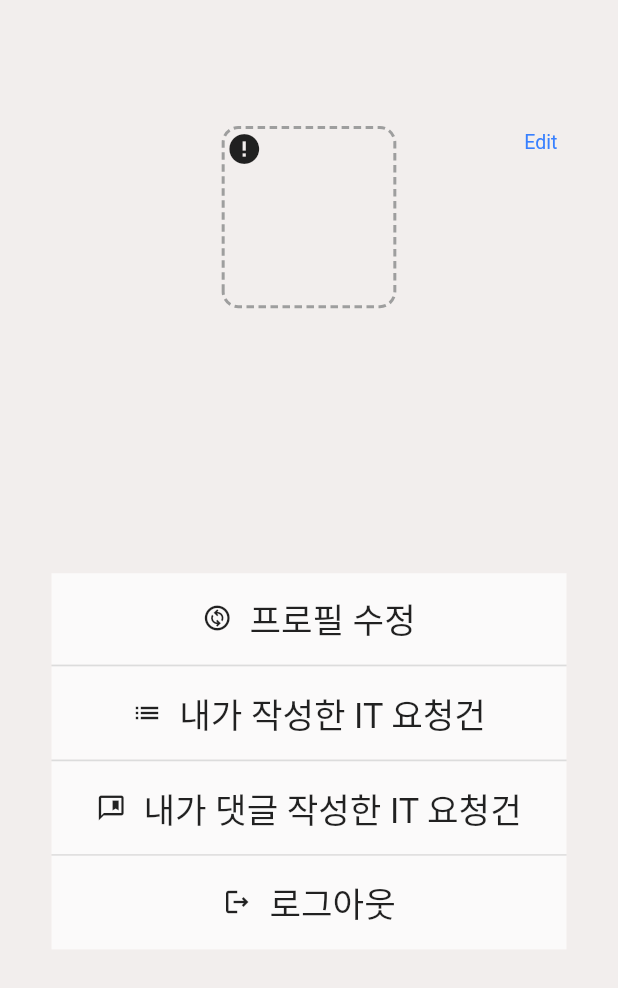
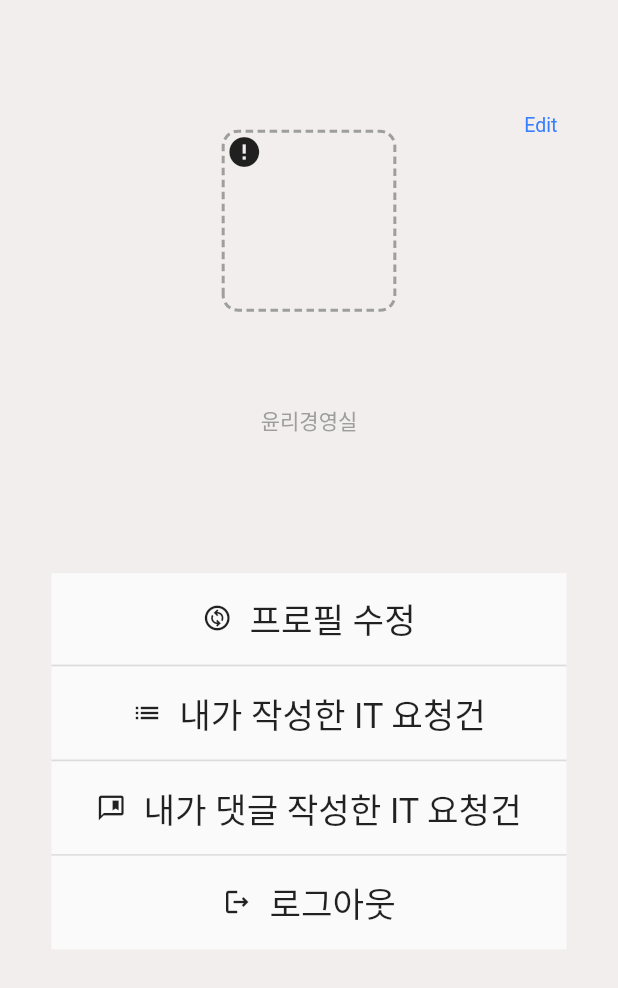
Before and after one commit to lalafafa1318/help_desk, a Flutter app: the SettingsPage screen opened directly, on a phone screen of 412 x 824 dp. Shown: the top 988 px of the screen. Run offline on Flutter 3.47's test engine with Material 2 defaults, Android fonts, the phone set to English and light mode, and no system bars; drawn by our look-alikes of cached_network_image, dotted_border, expandable_text, getwidget, oktoast; our stand-ins replace awesome_dialog, bottom_navy_bar, cloud_firestore, connectivity_plus, firebase_auth, firebase_core and 11 more; missing offline and left inert: flutter_facebook_auth, flutter_phone_direct_caller, number_paginator, tap_to_expand, twitter_login; accounts and stored records are empty; network calls fail.

Commit message:
52번쨰 commit

```diff
--- a/lib/authentication/controller/auth_controller.dart
+++ b/lib/authentication/controller/auth_controller.dart
@@ -7,6 +7,7 @@ import 'package:get/get.dart';
 import 'package:google_sign_in/google_sign_in.dart';
 import 'package:help_desk/bindingController/binding_controller.dart';
 import 'package:help_desk/communicateFirebase/comunicate_Firebase.dart';
+import 'package:help_desk/const/departmentClassification.dart';
 import 'package:help_desk/const/userClassification.dart';
 import 'package:help_desk/model/user_model.dart';
 import 'package:help_desk/screen/bottomNavigationBar/controller/bottomNavigationBar_controller.dart';
@@ -24,6 +25,7 @@ class AuthController extends GetxController {
   // User 정보를 관리하는 Field
   Rx<UserModel> user = UserModel(
     userType: UserClassification.GENERALUSER,
+    department: DepartmentClassification.ETHICALMANAGEMENT,
     userName: '',
     image: '',
     userUid: '',
--- a/lib/model/user_model.dart
+++ b/lib/model/user_model.dart
@@ -1,9 +1,13 @@
 // User 계정의 토대가 되는 Model class 입니다.
+import 'package:help_desk/const/departmentClassification.dart';
 import 'package:help_desk/const/userClassification.dart';
 
 class UserModel {
   // 일반 사용자인가? IT 담당자인가?
   UserClassification userType;
+
+  // 부서명
+  DepartmentClassification department;
 
   // 이름
   String userName;
@@ -23,6 +27,7 @@ class UserModel {
   // Default Constructor
   UserModel({
     required this.userType,
+    required this.department,
     required this.userName,
     required this.image,
     required this.userUid,
@@ -33,6 +38,7 @@ class UserModel {
   // Instance를 복제하는 method
   UserModel copyWith({
     UserClassification? userType,
+    DepartmentClassification? department,
     String? userName,
     String? description,
     String? image,
@@ -42,10 +48,12 @@ class UserModel {
   }) {
     return UserModel(
       userType: userType ?? this.userType,
+      department: department ?? this.department,
       userName: userName ?? this.userName,
       image: image ?? this.image,
       userUid: userUid ?? this.userUid,
-      commentNotificationPostUid: commentNotificationPostUid ?? this.commentNotificationPostUid,
+      commentNotificationPostUid:
+          commentNotificationPostUid ?? this.commentNotificationPostUid,
       phoneNumber: phoneNumber ?? this.phoneNumber,
     );
   }
@@ -55,22 +63,31 @@ class UserModel {
       : userType = UserClassification.values.firstWhere(
           (element) => element.toString() == mapData['userType'].toString(),
         ),
+        department = DepartmentClassification.values.firstWhere(
+          (element) => element.toString() == mapData['department'].toString(),
+        ),
         userName = mapData['userName'].toString(),
         /* 사용자가 회원가입 할 떄 이미지를 올리지 않았다면 DataBase에는 null 값으로 등록되어있다. 따라서 가져올 때 null 값으로 가져와야 한다.
            만약 이미지를 올렸다면 DataBase에 String 값으로 등록되어있다. 따라서 가져올 떄 String 값으로 가져온다  */
-        image = mapData['image'].toString() == 'null' ? null : mapData['image'].toString(),
+        image = mapData['image'].toString() == 'null'
+            ? null
+            : mapData['image'].toString(),
         userUid = mapData['userUid'].toString(),
-        commentNotificationPostUid = List<String>.from(mapData['commentNotificationPostUid'] as List),
+        commentNotificationPostUid =
+            List<String>.from(mapData['commentNotificationPostUid'] as List),
         phoneNumber = mapData['phoneNumber'].toString();
 
   //일반 클래스 형식을 Map으로 바꾸는 method
   static Map<String, dynamic> toMap(UserModel user) {
     return {
       'userType': user.userType.toString(),
+      'department': user.department.toString(),
       'userName': user.userName,
       'image': user.image,
       'userUid': user.userUid,
-      'commentNotificationPostUid': user.commentNotificationPostUid.isNotEmpty ? user.commentNotificationPostUid : [],
+      'commentNotificationPostUid': user.commentNotificationPostUid.isNotEmpty
+          ? user.commentNotificationPostUid
+          : [],
       'phoneNumber': user.phoneNumber,
     };
   }
--- a/lib/screen/bottomNavigationBar/controller/settings_controller.dart
+++ b/lib/screen/bottomNavigationBar/controller/settings_controller.dart
@@ -5,6 +5,7 @@ import 'package:flutter_easyloading/flutter_easyloading.dart';
 import 'package:get/get.dart';
 import 'package:help_desk/authentication/controller/auth_controller.dart';
 import 'package:help_desk/communicateFirebase/comunicate_Firebase.dart';
+import 'package:help_desk/const/departmentClassification.dart';
 import 'package:help_desk/const/userClassification.dart';
 import 'package:help_desk/model/post_model.dart';
 import 'package:help_desk/model/user_model.dart';
@@ -13,27 +14,34 @@ import 'package:help_desk/utils/toast_util.dart';
 import 'package:image_picker/image_picker.dart';
 
 class SettingsController extends GetxController {
-  /* 사용자가 회원가입 절차를 거쳤는지 아닌지 판단, 사용자 계정 정보를 담는 데이터  */
+  /* 사용자가 회원가입 절차를 거쳤는지 아닌지 판단, 사용자 계정 정보를 담는 데이터
+     (21 ~ 23줄) */
 
   // 사용자가 회원가입 절차를 거쳤는지 아닌지를 판별하는 상태 변수
   bool didSignUp = true;
   // 사용자 계정을 나타내는 인스턴스  AuthController의 사용자 정보를 복제했다.
   UserModel? settingUser;
 
-  /* EditProfilePage에서 활용되는 데이터 */
+  /* EditProfilePage에서 활용되는 데이터
+     (28 ~ 41줄) */
 
   /* 수정한 이미지에 대한 Field
-     (27 ~ 28줄) */
-  ImagePicker imagePicker = ImagePicker();
+     (28 ~ 29줄) */
+  final ImagePicker imagePicker = ImagePicker();
   File? editImage;
   // 이름, 전화번호 관련된 TextFormField Validation을 위한 Field
   final GlobalKey<FormState> editFormKey = GlobalKey<FormState>();
   // 이름과 관련된 TextFormField Text를 저장하는 Field
   TextEditingController? nameTextController;
+  /* 부서명
+     프로필 수정할 때 부서명은 ETHICALMANAGEMENT(윤리경영실)이 default로 보이게 된다. */
+  DepartmentClassification departmentClassification =
+      DepartmentClassification.ETHICALMANAGEMENT;
   // 전화번호와 관련된 TextFormField Text를 저장하는 Field
   TextEditingController? telTextController;
 
-  /* whatIWrotePage, whatICommentPage에서 관리하는 데이터 */
+  /* whatIWrotePage, whatICommentPage에서 관리하는 데이터
+     (46 ~ 53줄) */
 
   // 사용자가 작성한 IT 요청건 게시물을 담는 배열
   List<PostModel> whatIWroteITRequestPosts = [];
@@ -100,7 +108,7 @@ class SettingsController extends GetxController {
       // EditProfilePage에 있는 image를 Firebase Storage에 upload하는 method
       updateFileEvent = await CommunicateFirebase.editProfilePageImageToStorage(
         imageFile: editImage!,
-        image : settingUser!.image,
+        image: settingUser!.image,
         userUid: settingUser!.userUid.toString(),
       );
 
@@ -116,6 +124,7 @@ class SettingsController extends GetxController {
           : settingUser!.userType == UserClassification.IT1USER
               ? UserClassification.IT1USER
               : UserClassification.IT2USER,
+      department: departmentClassification,
       userName: nameTextController!.text,
       /* 프로필 수정 페이지에서 사용자가 이미지를 변경했다면 변경한 이미지로 들어간다.
          만약 변경하지 않았다면 원래대로 들어간다. */
@@ -158,6 +167,9 @@ class SettingsController extends GetxController {
     editImage = null;
     nameTextController!.text = '';
     telTextController!.text = '';
+
+    // 프로필 수정할 떄 부서명을 다시 ETHICALMANAGEMENT (윤리경영실)로 설정한다.
+    departmentClassification = DepartmentClassification.ETHICALMANAGEMENT;
   }
 
   // 내가 작성한 IT 요청건 게시물을 가져오는 method
--- a/lib/screen/bottomNavigationBar/settings/settings_page.dart
+++ b/lib/screen/bottomNavigationBar/settings/settings_page.dart
@@ -7,6 +7,7 @@ import 'package:get/get.dart';
 import 'package:getwidget/components/button/gf_button.dart';
 import 'package:getwidget/types/gf_button_type.dart';
 import 'package:help_desk/authentication/controller/auth_controller.dart';
+import 'package:help_desk/const/departmentClassification.dart';
 import 'package:help_desk/screen/bottomNavigationBar/controller/settings_controller.dart';
 import 'package:help_desk/screen/bottomNavigationBar/settings/edit_profile_page.dart';
 import 'package:help_desk/screen/bottomNavigationBar/settings/what_i_comment_page.dart';
@@ -85,26 +86,27 @@ class SettingsPage extends StatelessWidget {
 
         // 이름
         Text(
-          '${controller.settingUser!.userName}',
+          controller.settingUser!.userName,
           style: TextStyle(fontSize: 20.sp, fontWeight: FontWeight.w400),
         ),
 
         SizedBox(height: 10.h),
 
-        // 설명 - Expandable Text
-        SizedBox(
-          width: 150.w,
-          height: 75.h,
-          child: ExpandableText(
-            controller.settingUser!.phoneNumber,
-            expandText: 'show more',
-            collapseText: 'show less',
-            textAlign: TextAlign.center,
-            maxLines: 2,
-            linkColor: Colors.blue,
-            style: const TextStyle(color: Colors.grey),
-          ),
+        // 부서명
+        Text(
+          controller.settingUser!.department.asText,
+          style: const TextStyle(color: Colors.grey),
         ),
+
+        SizedBox(height: 10.h),
+
+        // 전화번호
+        Text(
+          controller.settingUser!.phoneNumber,
+          style: const TextStyle(color: Colors.grey),
+        ),
+
+        SizedBox(height: 10.h),
       ],
     );
   }
@@ -277,10 +279,12 @@ class SettingsPage extends StatelessWidget {
           backgroundColor: const Color(0xFFf2eeed),
           body: Column(
             children: [
-              SizedBox(height: 50.h),
+              SizedBox(height: 40.h),
 
               // 아바타 View + Edit outline Button
               topView(controller),
+
+              SizedBox(height: 10.h),
 
               // 기능 view
               functionView(),
```
Also changed, not shown: lib/screen/beforeBottomNavigationBar/sign_up_page.dart (+37 -14 lines), lib/screen/bottomNavigationBar/settings/edit_profile_page.dart (+61 -5 lines).
